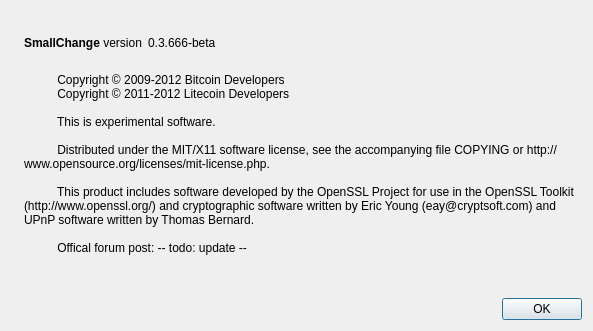
Qt form src/qt/forms/aboutdialog.ui (Queercoin/Queercoin) before a commit.
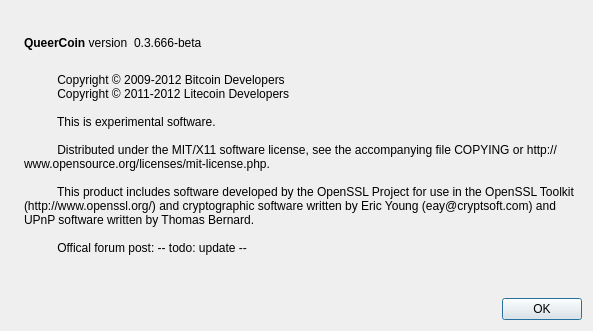
The same form after that commit. Icons and pictures are not drawn.

```diff
--- a/src/qt/forms/aboutdialog.ui
+++ b/src/qt/forms/aboutdialog.ui
@@ -50,7 +50,7 @@
           <cursorShape>IBeamCursor</cursorShape>
          </property>
          <property name="text">
-          <string>&lt;b&gt;SmallChange&lt;/b&gt; version</string>
+          <string>&lt;b&gt;QueerCoin&lt;/b&gt; version</string>
          </property>
          <property name="textInteractionFlags">
           <set>Qt::LinksAccessibleByMouse|Qt::TextSelectableByKeyboard|Qt::TextSelectableByMouse</set>
```
Left out of the diff: 2 changed lines with no effect on the pictures.
